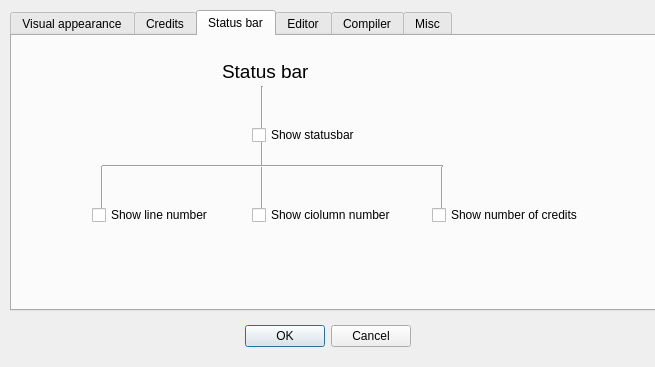
Above: shopdialog.ui from ppershing/ksp-editor before the change. Below: the same form after it.
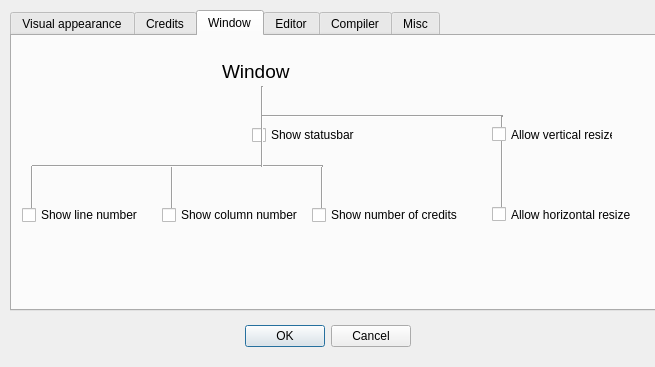
That is the form after the change. The open tabs and pages were chosen to show the change.

Commit message: resize window upgrade

```diff
--- a/shopdialog.ui
+++ b/shopdialog.ui
@@ -405,12 +405,12 @@
    </widget>
    <widget class="QWidget" name="tab_5">
     <attribute name="title">
-     <string>Status bar</string>
+     <string>Window</string>
     </attribute>
     <widget class="Line" name="line_14">
      <property name="geometry">
       <rect>
-       <x>420</x>
+       <x>300</x>
        <y>130</y>
        <width>20</width>
        <height>51</height>
@@ -436,7 +436,7 @@
     <widget class="Line" name="line_13">
      <property name="geometry">
       <rect>
-       <x>240</x>
+       <x>150</x>
        <y>130</y>
        <width>20</width>
        <height>51</height>
@@ -449,7 +449,7 @@
     <widget class="Line" name="line_12">
      <property name="geometry">
       <rect>
-       <x>80</x>
+       <x>10</x>
        <y>130</y>
        <width>20</width>
        <height>51</height>
@@ -462,14 +462,14 @@
     <widget class="QCheckBox" name="checkBoxColumnNumber">
      <property name="geometry">
       <rect>
-       <x>240</x>
+       <x>150</x>
        <y>170</y>
        <width>171</width>
        <height>18</height>
       </rect>
      </property>
      <property name="text">
-      <string>Show ciolumn number</string>
+      <string>Show column number</string>
      </property>
     </widget>
     <widget class="QLabel" name="statusbar">
@@ -487,13 +487,13 @@
       </font>
      </property>
      <property name="text">
-      <string>Status bar</string>
+      <string>Window</string>
      </property>
     </widget>
     <widget class="QCheckBox" name="checkBoxLineNumber">
      <property name="geometry">
       <rect>
-       <x>80</x>
+       <x>10</x>
        <y>170</y>
        <width>141</width>
        <height>18</height>
@@ -506,7 +506,7 @@
     <widget class="QCheckBox" name="checkBoxCredits">
      <property name="geometry">
       <rect>
-       <x>420</x>
+       <x>300</x>
        <y>170</y>
        <width>161</width>
        <height>18</height>
@@ -519,9 +519,9 @@
     <widget class="Line" name="line_11">
      <property name="geometry">
       <rect>
-       <x>90</x>
+       <x>20</x>
        <y>120</y>
-       <width>341</width>
+       <width>291</width>
        <height>20</height>
       </rect>
      </property>
@@ -542,16 +542,58 @@
       <enum>Qt::Vertical</enum>
      </property>
     </widget>
-    <zorder>line_16</zorder>
-    <zorder>line_14</zorder>
-    <zorder>checkBoxStatusBar</zorder>
-    <zorder>line_13</zorder>
-    <zorder>line_12</zorder>
-    <zorder>checkBoxColumnNumber</zorder>
-    <zorder>statusbar</zorder>
-    <zorder>checkBoxLineNumber</zorder>
-    <zorder>checkBoxCredits</zorder>
-    <zorder>line_11</zorder>
+    <widget class="Line" name="line_15">
+     <property name="geometry">
+      <rect>
+       <x>250</x>
+       <y>70</y>
+       <width>241</width>
+       <height>21</height>
+      </rect>
+     </property>
+     <property name="orientation">
+      <enum>Qt::Horizontal</enum>
+     </property>
+    </widget>
+    <widget class="Line" name="line_26">
+     <property name="geometry">
+      <rect>
+       <x>480</x>
+       <y>80</y>
+       <width>20</width>
+       <height>101</height>
+      </rect>
+     </property>
+     <property name="orientation">
+      <enum>Qt::Vertical</enum>
+     </property>
+    </widget>
+    <widget class="QCheckBox" name="checkBoxResizeHorizontal">
+     <property name="geometry">
+      <rect>
+       <x>480</x>
+       <y>170</y>
+       <width>141</width>
+       <height>17</height>
+      </rect>
+     </property>
+     <property name="text">
+      <string>Allow horizontal resize</string>
+     </property>
+    </widget>
+    <widget class="QCheckBox" name="checkBoxResizeVertical">
+     <property name="geometry">
+      <rect>
+       <x>480</x>
+       <y>90</y>
+       <width>121</width>
+       <height>17</height>
+      </rect>
+     </property>
+     <property name="text">
+      <string>Allow vertical resize</string>
+     </property>
+    </widget>
    </widget>
    <widget class="QWidget" name="tab_6">
     <attribute name="title">
```
Left out of the diff: 22 changed lines with no effect on the pictures. The commit also changes 4 other files.
